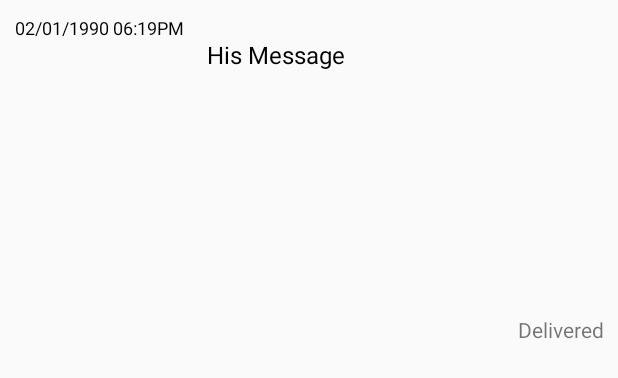
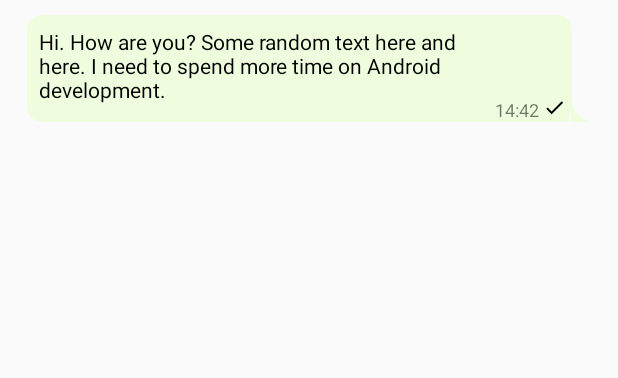
Before and after one commit to developerNkya/uliza, an Android app: the layout row_chat.xml on its own in the app's theme, with its tools: preview values and no code run, on a phone screen of 412 x 824 dp. Shown: the top 378 px of the screen. Run offline under Robolectric (Android 15) with nearby library versions, the phone set to English and light mode, and no system bars.

Commit message:
20231004 | LOGIC FOR SENDER

```diff
--- a/app/src/main/java/com/appsnipp/creativelogindesigns/ChatAdapter.java
+++ b/app/src/main/java/com/appsnipp/creativelogindesigns/ChatAdapter.java
@@ -11,7 +11,10 @@ import androidx.recyclerview.widget.RecyclerView;
 
 import com.appsnipp.creativelogindesigns.R;
 
+import java.text.SimpleDateFormat;
+import java.util.Date;
 import java.util.List;
+import java.util.Locale;
 
 public class ChatAdapter extends RecyclerView.Adapter<RecyclerView.ViewHolder> {
 
@@ -35,8 +38,13 @@ public class ChatAdapter extends RecyclerView.Adapter<RecyclerView.ViewHolder> {
         ChatMessage message = chatMessages.get(position);
         ChatViewHolder chatViewHolder = (ChatViewHolder) holder;
 
+        SimpleDateFormat sdf = new SimpleDateFormat("HH:mm", Locale.getDefault());
+        String currentTime = sdf.format(new Date());
+
         // Set your chat message data here based on the message object
         chatViewHolder.messageTextView.setText(message.getMessageText());
+        chatViewHolder.timeSent.setText(currentTime);
+
         // Set visibility of other views (e.g., profile image, image view) based on message type (sent/received).
         // You can use message.isSent() to determine if it's a sent message.
     }
@@ -48,10 +56,12 @@ public class ChatAdapter extends RecyclerView.Adapter<RecyclerView.ViewHolder> {
 
     public static class ChatViewHolder extends RecyclerView.ViewHolder {
         TextView messageTextView;
+        TextView timeSent;
 
         public ChatViewHolder(@NonNull View itemView) {
             super(itemView);
             messageTextView = itemView.findViewById(R.id.msgc);
+            timeSent = itemView.findViewById(R.id.timetv);
             // Initialize other views from your chat message layout here
         }
     }
--- /dev/null
+++ b/app/src/main/res/drawable/ic_check.xml
@@ -0,0 +1,21 @@
+<!--
+Copyright (C) 2014 The Android Open Source Project
+   Licensed under the Apache License, Version 2.0 (the "License");
+    you may not use this file except in compliance with the License.
+    You may obtain a copy of the License at
+         http://www.apache.org/licenses/LICENSE-2.0
+    Unless required by applicable law or agreed to in writing, software
+    distributed under the License is distributed on an "AS IS" BASIS,
+    WITHOUT WARRANTIES OR CONDITIONS OF ANY KIND, either express or implied.
+    See the License for the specific language governing permissions and
+    limitations under the License.
+-->
+<vector xmlns:android="http://schemas.android.com/apk/res/android"
+    android:width="24.0dp"
+    android:height="24.0dp"
+    android:viewportWidth="48.0"
+    android:viewportHeight="48.0">
+    <path
+        android:fillColor="#FF000000"
+        android:pathData="M18.0,32.34L9.66,24.0l-2.83,2.83L18.0,38.0l24.0,-24.0 -2.83,-2.83z"/>
+</vector>
--- /dev/null
+++ b/app/src/main/res/drawable/rounded_rectangle.xml
@@ -0,0 +1,9 @@
+<?xml version="1.0" encoding="utf-8"?>
+<shape xmlns:android="http://schemas.android.com/apk/res/android"
+    android:shape="rectangle">
+
+    <solid android:color="#effdde"></solid>
+
+    <corners android:radius="10dp" />
+
+</shape>
--- a/app/src/main/res/layout/row_chat.xml
+++ b/app/src/main/res/layout/row_chat.xml
@@ -1,66 +1,75 @@
 <?xml version="1.0" encoding="utf-8"?>
-    <!-- Your existing chat message layout here (the one you provided) -->
-    <LinearLayout
+<androidx.constraintlayout.widget.ConstraintLayout
     xmlns:android="http://schemas.android.com/apk/res/android"
     xmlns:app="http://schemas.android.com/apk/res-auto"
-        android:id="@+id/msglayout"
+    android:padding="10dp"
     android:layout_width="match_parent"
-        android:layout_height="wrap_content"
-        android:orientation="vertical"
-        android:padding="10dp">
-
-        <RelativeLayout
-            android:layout_width="match_parent"
-            android:layout_height="wrap_content"
-            android:orientation="horizontal">
-
-            <de.hdodenhof.circleimageview.CircleImageView
-                android:id="@+id/profilec"
-                android:layout_width="50dp"
-                android:layout_height="50dp"
-                android:src="@drawable/profile_image"
-                android:visibility="gone"
-                app:civ_border_color="@null" />
-
-            <TextView
-                android:id="@+id/timetv"
-                android:layout_width="wrap_content"
-                android:layout_height="wrap_content"
-                android:text="02/01/1990 06:19PM"
-                android:textColor="@color/black"
-                android:textSize="12sp" />
+    android:layout_height="wrap_content">
 
     <TextView
         android:id="@+id/msgc"
         android:layout_width="wrap_content"
         android:layout_height="wrap_content"
-                android:layout_alignParentEnd="true"
-                android:layout_toEndOf="@id/timetv"
-                android:background="@drawable/bg_sender"
-                android:padding="15dp"
-                android:text="His Message"
-                android:textColor="@color/black"
-                android:textSize="16sp" />
+        android:layout_marginEnd="5dp"
+        android:layout_marginStart="8dp"
+        android:background="@drawable/rounded_rectangle"
+        android:paddingBottom="12dp"
+        android:paddingEnd="53dp"
+        android:paddingStart="8dp"
+        android:paddingTop="8dp"
+
+        android:text="Hi. How are you? Some random text here and here. I need to spend more time on Android development."
+        android:textColor="@android:color/black"
+        app:layout_constrainedWidth="true"
+        app:layout_constraintEnd_toStartOf="@+id/marginSpacer_beforeMessage"
+        app:layout_constraintHorizontal_bias="1"
+        app:layout_constraintStart_toStartOf="parent"
+        app:layout_constraintTop_toTopOf="parent" />
+
+    <View
+        android:id="@+id/marginSpacer_beforeMessage"
+        android:layout_width="10dp"
+        android:layout_height="10dp"
+        android:layout_marginEnd="5dp"
+        app:layout_constraintBottom_toBottomOf="parent"
+        app:layout_constraintEnd_toEndOf="parent" />
 
     <ImageView
-                android:id="@+id/images"
-                android:layout_width="200dp"
-                android:layout_height="200dp"
-                android:layout_alignParentEnd="true"
-                android:adjustViewBounds="true"
-                android:background="@drawable/bg_sender"
-                android:padding="15dp"
-                android:scaleType="fitCenter"
-                android:src="@drawable/ic_images" />
+        android:id="@+id/message_tail"
+        android:layout_width="14dp"
+        android:layout_height="13dp"
+        android:layout_marginEnd="3dp"
+        android:src="@drawable/tail"
+        app:layout_constraintBottom_toBottomOf="parent"
+        app:layout_constraintEnd_toEndOf="@+id/marginSpacer_beforeMessage" />
 
-        </RelativeLayout>
+    <ImageView
+        android:layout_width="10dp"
+        android:layout_height="10dp"
+        android:src="@drawable/green_square"
+        app:layout_constraintBottom_toBottomOf="parent"
+        app:layout_constraintEnd_toStartOf="@+id/message_tail" />
 
+    <!-- Pushing down the time by adding a margin -->
     <TextView
-            android:id="@+id/isSeen"
-            android:layout_width="match_parent"
+        android:id="@+id/timetv"
+        android:layout_width="wrap_content"
         android:layout_height="wrap_content"
-            android:gravity="end"
-            android:text="Delivered"
-            android:textAlignment="textEnd" />
 
-    </LinearLayout>
+    android:layout_marginEnd="22dp"
+    android:maxLines="1"
+    android:text="14:42"
+    android:textSize="12sp"
+    app:layout_constraintBottom_toBottomOf="parent"
+    app:layout_constraintEnd_toEndOf="@+id/msgc" />
+
+    <ImageView
+        android:layout_width="15dp"
+        android:layout_height="15dp"
+        android:layout_marginBottom="2dp"
+        android:layout_marginEnd="4dp"
+        android:src="@drawable/ic_check"
+        app:layout_constraintBottom_toBottomOf="parent"
+        app:layout_constraintEnd_toEndOf="@+id/msgc" />
+
+</androidx.constraintlayout.widget.ConstraintLayout>
```
Also changed, not shown: app/src/main/res/drawable/green_square.png (added), app/src/main/res/drawable/tail.png (added). Lines whose indentation alone changed are shown as unchanged.
